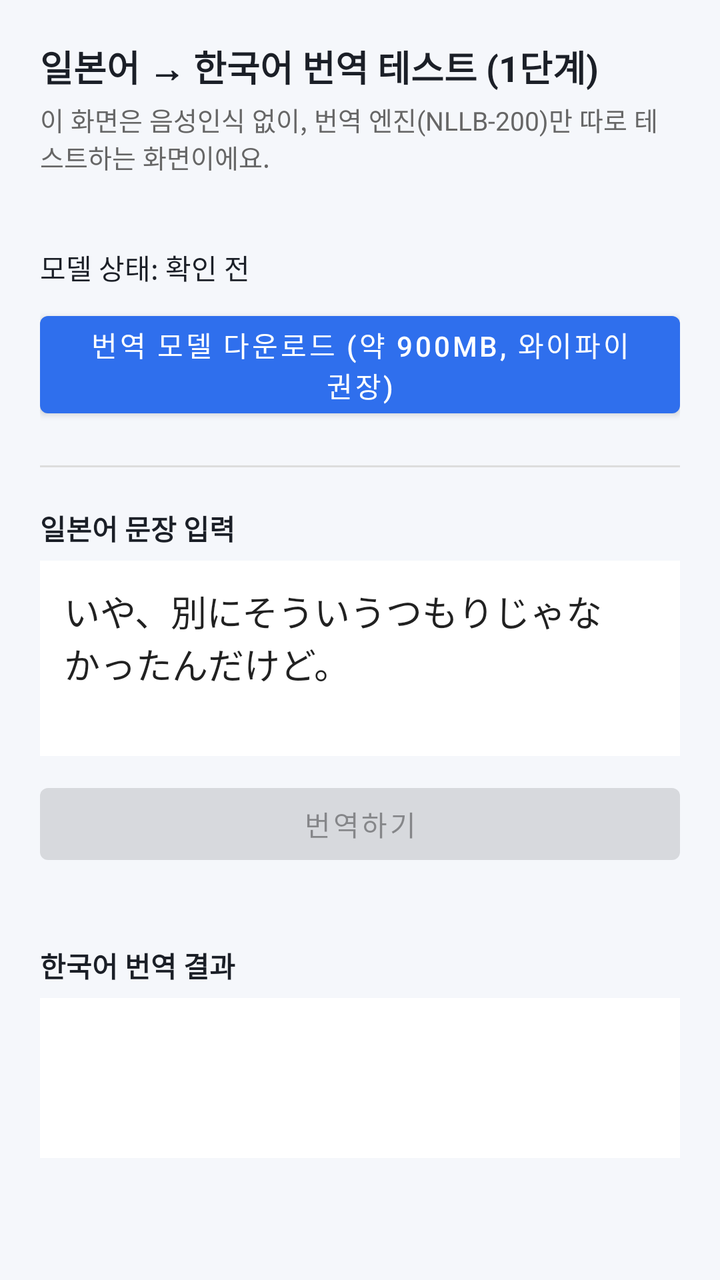
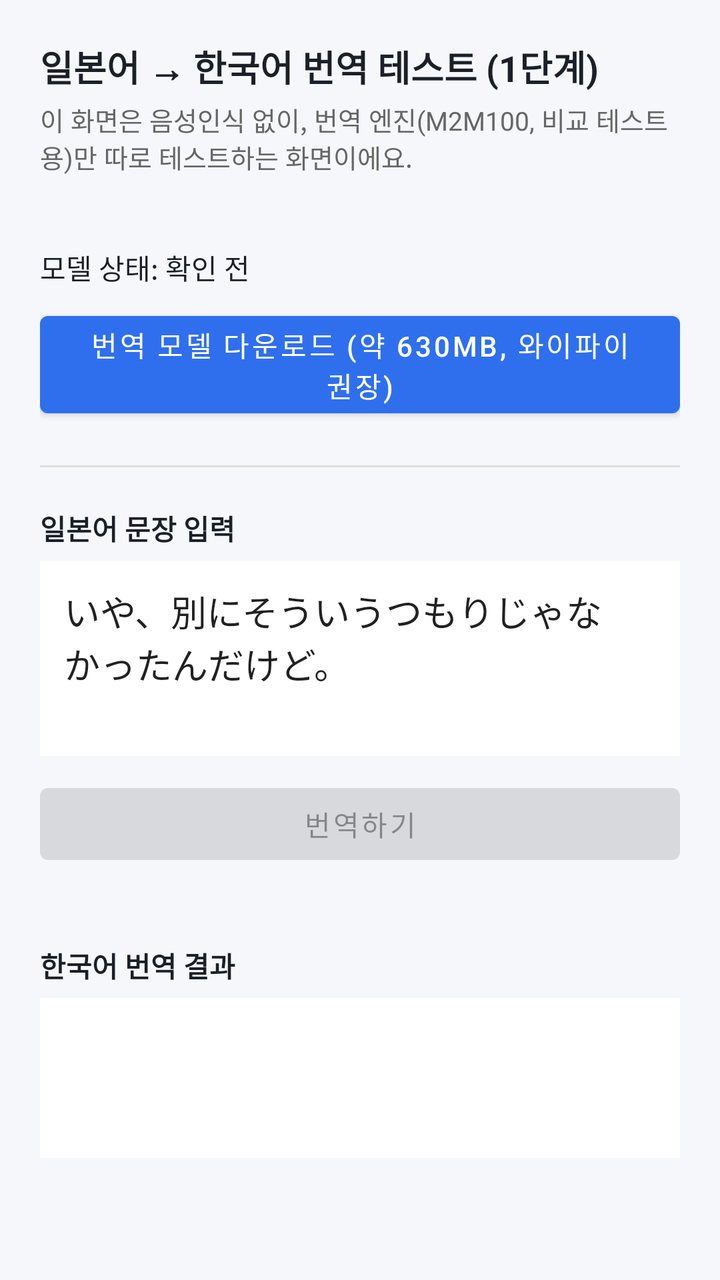

An Android layout rendered at two revisions. The XML below is the earlier revision; the diff shows what the commit changed to produce the second picture.
<!-- AndroidManifest.xml: application theme Theme.NllbTest -->
<!-- res/layout/activity_main.xml -->
<?xml version="1.0" encoding="utf-8"?>
<ScrollView xmlns:android="http://schemas.android.com/apk/res/android"
    android:layout_width="match_parent"
    android:layout_height="match_parent"
    android:fillViewport="true">

    <LinearLayout
        android:layout_width="match_parent"
        android:layout_height="wrap_content"
        android:orientation="vertical"
        android:padding="20dp">

        <TextView
            android:layout_width="wrap_content"
            android:layout_height="wrap_content"
            android:text="일본어 → 한국어 번역 테스트 (1단계)"
            android:textColor="@color/text_dark"
            android:textSize="18sp"
            android:textStyle="bold" />

        <TextView
            android:layout_width="wrap_content"
            android:layout_height="wrap_content"
            android:layout_marginTop="4dp"
            android:text="이 화면은 음성인식 없이, 번역 엔진(NLLB-200)만 따로 테스트하는 화면이에요."
            android:textColor="#666666"
            android:textSize="13sp" />

        <TextView
            android:id="@+id/textBuildInfo"
            android:layout_width="wrap_content"
            android:layout_height="wrap_content"
            android:layout_marginTop="2dp"
            android:text=""
            android:textColor="#AAAAAA"
            android:textSize="10sp" />

        
        <TextView
            android:id="@+id/textModelStatus"
            android:layout_width="wrap_content"
            android:layout_height="wrap_content"
            android:layout_marginTop="20dp"
            android:text="모델 상태: 확인 전"
            android:textColor="@color/text_dark"
            android:textSize="14sp" />

        <ProgressBar
            android:id="@+id/progressDownload"
            style="?android:attr/progressBarStyleHorizontal"
            android:layout_width="match_parent"
            android:layout_height="wrap_content"
            android:layout_marginTop="8dp"
            android:max="100"
            android:progress="0"
            android:visibility="gone" />

        <Button
            android:id="@+id/btnDownloadModel"
            android:layout_width="match_parent"
            android:layout_height="wrap_content"
            android:layout_marginTop="8dp"
            android:text="번역 모델 다운로드 (약 900MB, 와이파이 권장)" />

        <View
            android:layout_width="match_parent"
            android:layout_height="1dp"
            android:layout_marginTop="20dp"
            android:layout_marginBottom="20dp"
            android:background="#DDDDDD" />

        
        <TextView
            android:layout_width="wrap_content"
            android:layout_height="wrap_content"
            android:text="일본어 문장 입력"
            android:textColor="@color/text_dark"
            android:textSize="14sp"
            android:textStyle="bold" />

        <EditText
            android:id="@+id/editInput"
            android:layout_width="match_parent"
            android:layout_height="wrap_content"
            android:layout_marginTop="6dp"
            android:background="#FFFFFF"
            android:gravity="top"
            android:hint="여기에 일본어 문장을 입력하세요"
            android:inputType="textMultiLine"
            android:minLines="3"
            android:padding="12dp"
            android:text="いや、別にそういうつもりじゃなかったんだけど。" />

        <Button
            android:id="@+id/btnTranslate"
            android:layout_width="match_parent"
            android:layout_height="wrap_content"
            android:layout_marginTop="10dp"
            android:enabled="false"
            android:text="번역하기" />

        <TextView
            android:id="@+id/textTiming"
            android:layout_width="wrap_content"
            android:layout_height="wrap_content"
            android:layout_marginTop="10dp"
            android:text=""
            android:textColor="#888888"
            android:textSize="12sp" />

        <TextView
            android:layout_width="wrap_content"
            android:layout_height="wrap_content"
            android:layout_marginTop="10dp"
            android:text="한국어 번역 결과"
            android:textColor="@color/text_dark"
            android:textSize="14sp"
            android:textStyle="bold" />

        <TextView
            android:id="@+id/textOutput"
            android:layout_width="match_parent"
            android:layout_height="wrap_content"
            android:layout_marginTop="6dp"
            android:background="#FFFFFF"
            android:minHeight="80dp"
            android:padding="12dp"
            android:text=""
            android:textColor="@color/text_dark"
            android:textSize="16sp" />

    </LinearLayout>
</ScrollView>
<!-- resources referenced by this layout -->
<resources>
  <color name="text_dark">#1B1F27</color>
  <style name="Theme.NllbTest" parent="Theme.MaterialComponents.DayNight.NoActionBar">
          <item name="colorPrimary">@color/brand_primary</item>
          <item name="colorPrimaryDark">@color/brand_primary_dark</item>
          <item name="android:windowBackground">@color/bg_light</item>
      </style>
  <color name="brand_primary">#2F6FED</color>
  <color name="brand_primary_dark">#1E4FBF</color>
  <color name="bg_light">#F5F7FB</color>
</resources>

<!-- the commit's change to res/layout/activity_main.xml (unified diff, before → after) -->
@@ -22,7 +22,7 @@
             android:layout_width="wrap_content"
             android:layout_height="wrap_content"
             android:layout_marginTop="4dp"
-            android:text="이 화면은 음성인식 없이, 번역 엔진(NLLB-200)만 따로 테스트하는 화면이에요."
+            android:text="이 화면은 음성인식 없이, 번역 엔진(M2M100, 비교 테스트용)만 따로 테스트하는 화면이에요."
             android:textColor="#666666"
             android:textSize="13sp" />
 
@@ -60,7 +60,7 @@
             android:layout_width="match_parent"
             android:layout_height="wrap_content"
             android:layout_marginTop="8dp"
-            android:text="번역 모델 다운로드 (약 900MB, 와이파이 권장)" />
+            android:text="번역 모델 다운로드 (약 630MB, 와이파이 권장)" />
 
         <View
             android:layout_width="match_parent"
